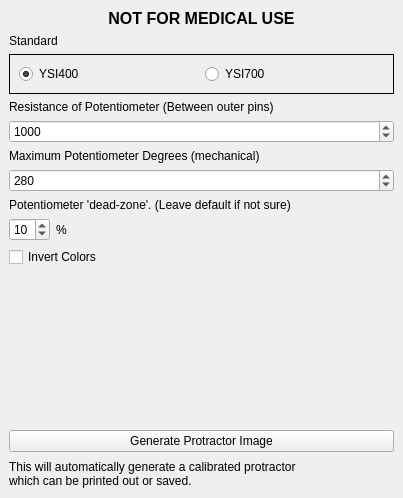
Old version of the form protractor_ui.ui in the repository HTM-Workshop/protractor-generator.
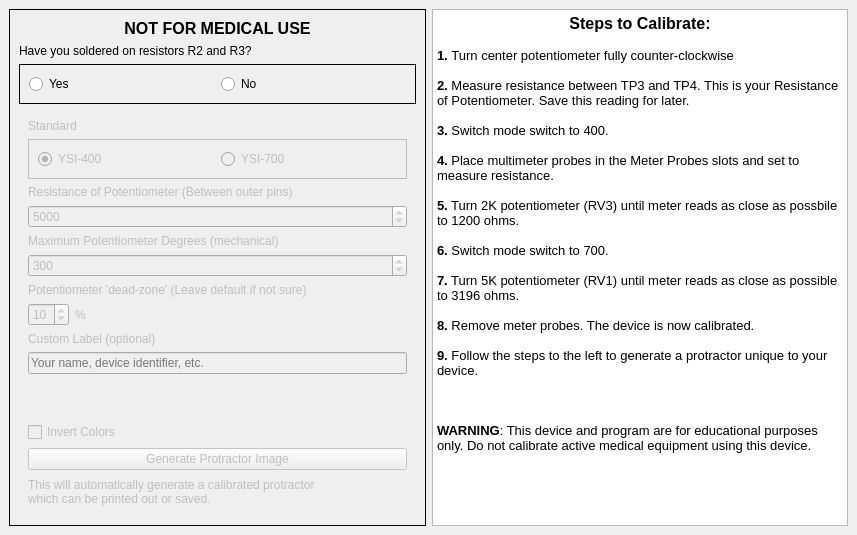
New version of the form.

What changed in the file:
```diff
--- a/protractor_ui.ui
+++ b/protractor_ui.ui
@@ -6,20 +6,20 @@
    <rect>
     <x>0</x>
     <y>0</y>
-    <width>403</width>
-    <height>498</height>
+    <width>857</width>
+    <height>535</height>
    </rect>
   </property>
   <property name="minimumSize">
    <size>
-    <width>403</width>
-    <height>498</height>
+    <width>857</width>
+    <height>535</height>
    </size>
   </property>
   <property name="maximumSize">
    <size>
-    <width>403</width>
-    <height>498</height>
+    <width>999999</width>
+    <height>999999</height>
    </size>
   </property>
   <property name="windowTitle">
@@ -27,45 +27,73 @@
   </property>
   <widget class="QWidget" name="centralwidget">
    <layout class="QGridLayout" name="gridLayout">
-    <item row="1" column="0">
-     <widget class="QPushButton" name="button_generate">
-      <property name="text">
-       <string>Generate Protractor Image</string>
+    <item row="0" column="1">
+     <widget class="QTextBrowser" name="textBrowser">
+      <property name="html">
+       <string>&lt;!DOCTYPE HTML PUBLIC &quot;-//W3C//DTD HTML 4.0//EN&quot; &quot;http://www.w3.org/TR/REC-html40/strict.dtd&quot;&gt;
+&lt;html&gt;&lt;head&gt;&lt;meta name=&quot;qrichtext&quot; content=&quot;1&quot; /&gt;&lt;style type=&quot;text/css&quot;&gt;
+p, li { white-space: pre-wrap; }
+&lt;/style&gt;&lt;/head&gt;&lt;body style=&quot; font-family:'Ubuntu'; font-size:10pt; font-weight:400; font-style:normal;&quot;&gt;
+&lt;p align=&quot;center&quot; style=&quot; margin-top:0px; margin-bottom:0px; margin-left:0px; margin-right:0px; -qt-block-indent:0; text-indent:0px;&quot;&gt;&lt;span style=&quot; font-size:12pt; font-weight:600;&quot;&gt;Steps to Calibrate:&lt;/span&gt;&lt;/p&gt;
+&lt;p style=&quot;-qt-paragraph-type:empty; margin-top:0px; margin-bottom:0px; margin-left:0px; margin-right:0px; -qt-block-indent:0; text-indent:0px;&quot;&gt;&lt;br /&gt;&lt;/p&gt;
+&lt;p style=&quot; margin-top:0px; margin-bottom:0px; margin-left:0px; margin-right:0px; -qt-block-indent:0; text-indent:0px;&quot;&gt;&lt;span style=&quot; font-weight:600;&quot;&gt;1. &lt;/span&gt;Turn center potentiometer fully counter-clockwise&lt;/p&gt;
+&lt;p style=&quot;-qt-paragraph-type:empty; margin-top:0px; margin-bottom:0px; margin-left:0px; margin-right:0px; -qt-block-indent:0; text-indent:0px;&quot;&gt;&lt;br /&gt;&lt;/p&gt;
+&lt;p style=&quot; margin-top:0px; margin-bottom:0px; margin-left:0px; margin-right:0px; -qt-block-indent:0; text-indent:0px;&quot;&gt;&lt;span style=&quot; font-weight:600;&quot;&gt;2.&lt;/span&gt; Measure resistance between TP3 and TP4. This is your Resistance of Potentiometer. Save this reading for later.&lt;/p&gt;
+&lt;p style=&quot;-qt-paragraph-type:empty; margin-top:0px; margin-bottom:0px; margin-left:0px; margin-right:0px; -qt-block-indent:0; text-indent:0px;&quot;&gt;&lt;br /&gt;&lt;/p&gt;
+&lt;p style=&quot; margin-top:0px; margin-bottom:0px; margin-left:0px; margin-right:0px; -qt-block-indent:0; text-indent:0px;&quot;&gt;&lt;span style=&quot; font-weight:600;&quot;&gt;3.&lt;/span&gt; Switch mode switch to 400.&lt;/p&gt;
+&lt;p style=&quot;-qt-paragraph-type:empty; margin-top:0px; margin-bottom:0px; margin-left:0px; margin-right:0px; -qt-block-indent:0; text-indent:0px;&quot;&gt;&lt;br /&gt;&lt;/p&gt;
+&lt;p style=&quot; margin-top:0px; margin-bottom:0px; margin-left:0px; margin-right:0px; -qt-block-indent:0; text-indent:0px;&quot;&gt;&lt;span style=&quot; font-weight:600;&quot;&gt;4.&lt;/span&gt; Place multimeter probes in the Meter Probes slots and set to measure resistance.&lt;/p&gt;
+&lt;p style=&quot;-qt-paragraph-type:empty; margin-top:0px; margin-bottom:0px; margin-left:0px; margin-right:0px; -qt-block-indent:0; text-indent:0px;&quot;&gt;&lt;br /&gt;&lt;/p&gt;
+&lt;p style=&quot; margin-top:0px; margin-bottom:0px; margin-left:0px; margin-right:0px; -qt-block-indent:0; text-indent:0px;&quot;&gt;&lt;span style=&quot; font-weight:600;&quot;&gt;5.&lt;/span&gt; Turn 2K potentiometer (RV3) until meter reads as close as possbile to 1200 ohms.&lt;/p&gt;
+&lt;p style=&quot;-qt-paragraph-type:empty; margin-top:0px; margin-bottom:0px; margin-left:0px; margin-right:0px; -qt-block-indent:0; text-indent:0px;&quot;&gt;&lt;br /&gt;&lt;/p&gt;
+&lt;p style=&quot; margin-top:0px; margin-bottom:0px; margin-left:0px; margin-right:0px; -qt-block-indent:0; text-indent:0px;&quot;&gt;&lt;span style=&quot; font-weight:600;&quot;&gt;6.&lt;/span&gt; Switch mode switch to 700.&lt;/p&gt;
+&lt;p style=&quot;-qt-paragraph-type:empty; margin-top:0px; margin-bottom:0px; margin-left:0px; margin-right:0px; -qt-block-indent:0; text-indent:0px;&quot;&gt;&lt;br /&gt;&lt;/p&gt;
+&lt;p style=&quot; margin-top:0px; margin-bottom:0px; margin-left:0px; margin-right:0px; -qt-block-indent:0; text-indent:0px;&quot;&gt;&lt;span style=&quot; font-weight:600;&quot;&gt;7.&lt;/span&gt; Turn 5K potentiometer (RV1) until meter reads as close as possible to 3196 ohms.&lt;/p&gt;
+&lt;p style=&quot;-qt-paragraph-type:empty; margin-top:0px; margin-bottom:0px; margin-left:0px; margin-right:0px; -qt-block-indent:0; text-indent:0px;&quot;&gt;&lt;br /&gt;&lt;/p&gt;
+&lt;p style=&quot; margin-top:0px; margin-bottom:0px; margin-left:0px; margin-right:0px; -qt-block-indent:0; text-indent:0px;&quot;&gt;&lt;span style=&quot; font-weight:600;&quot;&gt;8.&lt;/span&gt; Remove meter probes. The device is now calibrated.&lt;/p&gt;
+&lt;p style=&quot;-qt-paragraph-type:empty; margin-top:0px; margin-bottom:0px; margin-left:0px; margin-right:0px; -qt-block-indent:0; text-indent:0px;&quot;&gt;&lt;br /&gt;&lt;/p&gt;
+&lt;p style=&quot; margin-top:0px; margin-bottom:0px; margin-left:0px; margin-right:0px; -qt-block-indent:0; text-indent:0px;&quot;&gt;&lt;span style=&quot; font-weight:600;&quot;&gt;9.&lt;/span&gt; Follow the steps to the left to generate a protractor unique to your device.&lt;/p&gt;
+&lt;p style=&quot;-qt-paragraph-type:empty; margin-top:0px; margin-bottom:0px; margin-left:0px; margin-right:0px; -qt-block-indent:0; text-indent:0px;&quot;&gt;&lt;br /&gt;&lt;/p&gt;
+&lt;p style=&quot;-qt-paragraph-type:empty; margin-top:0px; margin-bottom:0px; margin-left:0px; margin-right:0px; -qt-block-indent:0; text-indent:0px;&quot;&gt;&lt;br /&gt;&lt;/p&gt;
+&lt;p style=&quot; margin-top:0px; margin-bottom:0px; margin-left:0px; margin-right:0px; -qt-block-indent:0; text-indent:0px;&quot;&gt;&lt;br /&gt;&lt;span style=&quot; font-weight:600;&quot;&gt;WARNING&lt;/span&gt;: This device and program are for educational purposes only. Do not calibrate active medical equipment using this device.&lt;/p&gt;&lt;/body&gt;&lt;/html&gt;</string>
       </property>
      </widget>
     </item>
     <item row="0" column="0">
+     <widget class="QFrame" name="frame">
+      <property name="enabled">
+       <bool>true</bool>
+      </property>
+      <property name="frameShape">
+       <enum>QFrame::Box</enum>
+      </property>
      <layout class="QGridLayout" name="gridLayout_2">
-      <item row="4" column="0">
-       <widget class="QSpinBox" name="spinbox_resistance">
-        <property name="minimum">
-         <number>1</number>
-        </property>
-        <property name="maximum">
-         <number>99999999</number>
-        </property>
-        <property name="value">
-         <number>1000</number>
-        </property>
-       </widget>
-      </item>
-      <item row="1" column="0">
+       <item row="3" column="0">
+        <widget class="QFrame" name="main_control_frame">
+         <property name="enabled">
+          <bool>false</bool>
+         </property>
+         <layout class="QVBoxLayout" name="verticalLayout_2">
+          <item>
        <widget class="QLabel" name="label_6">
         <property name="text">
          <string>Standard</string>
         </property>
        </widget>
       </item>
-      <item row="2" column="0">
-       <widget class="QFrame" name="horizontalFrame">
+          <item>
+           <widget class="QFrame" name="standard_select_frame">
         <property name="frameShape">
          <enum>QFrame::Box</enum>
         </property>
         <layout class="QHBoxLayout" name="horizontalLayout_2">
          <item>
           <widget class="QRadioButton" name="ysi_400_button">
+               <property name="enabled">
+                <bool>false</bool>
+               </property>
            <property name="text">
-            <string>YSI400</string>
+                <string>YSI-400</string>
            </property>
            <property name="checked">
             <bool>true</bool>
@@ -75,34 +103,61 @@
          <item>
           <widget class="QRadioButton" name="ysi_700_button">
            <property name="text">
-            <string>YSI700</string>
+                <string>YSI-700</string>
            </property>
           </widget>
          </item>
         </layout>
        </widget>
       </item>
-      <item row="6" column="0">
-       <widget class="QSpinBox" name="spinbox_degrees">
-        <property name="minimum">
-         <number>1</number>
-        </property>
-        <property name="maximum">
-         <number>360</number>
-        </property>
-        <property name="value">
-         <number>280</number>
-        </property>
-       </widget>
-      </item>
-      <item row="3" column="0">
+          <item>
        <widget class="QLabel" name="label_2">
         <property name="text">
          <string>Resistance of Potentiometer (Between outer pins)</string>
         </property>
        </widget>
       </item>
-      <item row="9" column="0">
+          <item>
+           <widget class="QSpinBox" name="spinbox_resistance">
+            <property name="minimum">
+             <number>1</number>
+            </property>
+            <property name="maximum">
+             <number>99999999</number>
+            </property>
+            <property name="value">
+             <number>5000</number>
+            </property>
+           </widget>
+          </item>
+          <item>
+           <widget class="QLabel" name="label">
+            <property name="text">
+             <string>Maximum Potentiometer Degrees (mechanical)</string>
+            </property>
+           </widget>
+          </item>
+          <item>
+           <widget class="QSpinBox" name="spinbox_degrees">
+            <property name="minimum">
+             <number>45</number>
+            </property>
+            <property name="maximum">
+             <number>359</number>
+            </property>
+            <property name="value">
+             <number>300</number>
+            </property>
+           </widget>
+          </item>
+          <item>
+           <widget class="QLabel" name="label_4">
+            <property name="text">
+             <string>Potentiometer 'dead-zone' (Leave default if not sure)</string>
+            </property>
+           </widget>
+          </item>
+          <item>
        <layout class="QHBoxLayout" name="horizontalLayout">
         <item>
          <widget class="QSpinBox" name="spinbox_deadzone">
@@ -139,21 +194,24 @@
         </item>
        </layout>
       </item>
-      <item row="10" column="0">
-       <widget class="QCheckBox" name="checkbox_invert">
+          <item>
+           <widget class="QLabel" name="label_8">
         <property name="text">
-         <string>Invert Colors</string>
+             <string>Custom Label (optional)</string>
         </property>
        </widget>
       </item>
-      <item row="7" column="0">
-       <widget class="QLabel" name="label_4">
-        <property name="text">
-         <string>Potentiometer 'dead-zone'. (Leave default if not sure)</string>
-        </property>
-       </widget>
-      </item>
-      <item row="11" column="0">
+          <item>
+           <widget class="QLineEdit" name="line_custom_label">
+            <property name="maxLength">
+             <number>64</number>
+            </property>
+            <property name="placeholderText">
+             <string extracomment="Your name, device identifier, etc.">Your name, device identifier, etc.</string>
+            </property>
+           </widget>
+          </item>
+          <item>
        <spacer name="verticalSpacer">
         <property name="orientation">
          <enum>Qt::Vertical</enum>
@@ -166,11 +224,35 @@
         </property>
        </spacer>
       </item>
-      <item row="5" column="0">
-       <widget class="QLabel" name="label">
+          <item>
+           <widget class="QCheckBox" name="checkbox_invert">
         <property name="text">
-         <string>Maximum Potentiometer Degrees (mechanical)</string>
-        </property>
+             <string>Invert Colors</string>
+            </property>
+           </widget>
+          </item>
+          <item>
+           <widget class="QPushButton" name="button_generate">
+            <property name="text">
+             <string>Generate Protractor Image</string>
+            </property>
+           </widget>
+          </item>
+          <item>
+           <widget class="QLabel" name="label_3">
+            <property name="minimumSize">
+             <size>
+              <width>323</width>
+              <height>31</height>
+             </size>
+            </property>
+            <property name="text">
+             <string>This will automatically generate a calibrated protractor
+which can be printed out or saved.</string>
+            </property>
+           </widget>
+          </item>
+         </layout>
        </widget>
       </item>
       <item row="0" column="0">
@@ -190,20 +272,37 @@
         </property>
        </widget>
       </item>
-     </layout>
+       <item row="1" column="0">
+        <widget class="QLabel" name="label_17">
+         <property name="text">
+          <string>Have you soldered on resistors R2 and R3?</string>
+         </property>
+        </widget>
     </item>
     <item row="2" column="0">
-     <widget class="QLabel" name="label_3">
-      <property name="minimumSize">
-       <size>
-        <width>323</width>
-        <height>31</height>
-       </size>
-      </property>
+        <widget class="QFrame" name="horizontalFrame">
+         <property name="frameShape">
+          <enum>QFrame::Box</enum>
+         </property>
+         <layout class="QHBoxLayout" name="horizontalLayout_3">
+          <item>
+           <widget class="QRadioButton" name="radio_resist_yes">
       <property name="text">
-       <string>This will automatically generate a calibrated protractor
-which can be printed out or saved.</string>
-      </property>
+             <string>Yes</string>
+            </property>
+           </widget>
+          </item>
+          <item>
+           <widget class="QRadioButton" name="radio_resist_no">
+            <property name="text">
+             <string>No</string>
+            </property>
+           </widget>
+          </item>
+         </layout>
+        </widget>
+       </item>
+      </layout>
      </widget>
     </item>
    </layout>
```
Lines whose indentation alone changed are shown as unchanged.
